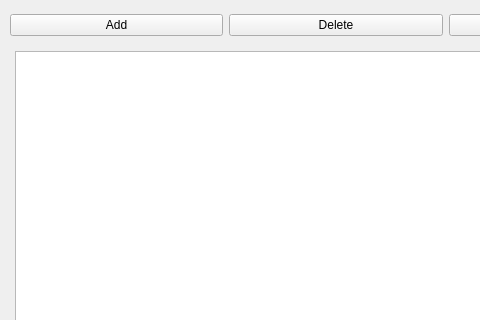
jeysu/studentManager, file Student Manager/courseWindow.ui: the form before one commit; both pictures show x 0 to 480 and y 0 to 320 of the 890 by 501 pixel window.
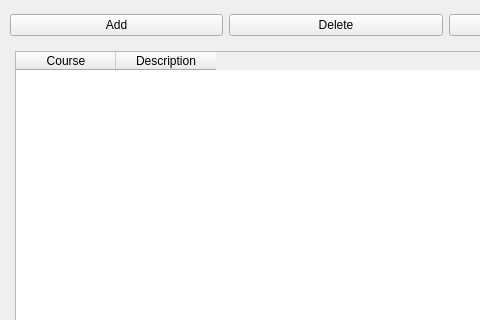
The form after the commit.

The edit to the form file:
```diff
--- a/Student Manager/courseWindow.ui
+++ b/Student Manager/courseWindow.ui
@@ -66,7 +66,7 @@
      </item>
     </layout>
    </widget>
-   <widget class="QTextBrowser" name="outputText">
+   <widget class="QTableWidget" name="textOutput">
     <property name="geometry">
      <rect>
       <x>15</x>
@@ -75,16 +75,16 @@
       <height>431</height>
      </rect>
     </property>
-    <property name="styleSheet">
-     <string notr="true">font: 32pt &quot;MS Shell Dlg 2&quot;;</string>
-    </property>
-    <property name="html">
-     <string>&lt;!DOCTYPE HTML PUBLIC &quot;-//W3C//DTD HTML 4.0//EN&quot; &quot;http://www.w3.org/TR/REC-html40/strict.dtd&quot;&gt;
-&lt;html&gt;&lt;head&gt;&lt;meta name=&quot;qrichtext&quot; content=&quot;1&quot; /&gt;&lt;style type=&quot;text/css&quot;&gt;
-p, li { white-space: pre-wrap; }
-&lt;/style&gt;&lt;/head&gt;&lt;body style=&quot; font-family:'MS Shell Dlg 2'; font-size:32pt; font-weight:400; font-style:normal;&quot;&gt;
-&lt;p align=&quot;center&quot; style=&quot;-qt-paragraph-type:empty; margin-top:0px; margin-bottom:0px; margin-left:0px; margin-right:0px; -qt-block-indent:0; text-indent:0px; font-size:8.25pt;&quot;&gt;&lt;br /&gt;&lt;/p&gt;&lt;/body&gt;&lt;/html&gt;</string>
-    </property>
+    <column>
+     <property name="text">
+      <string>Course</string>
+     </property>
+    </column>
+    <column>
+     <property name="text">
+      <string>Description</string>
+     </property>
+    </column>
    </widget>
   </widget>
   <widget class="QStatusBar" name="statusbar"/>
```
